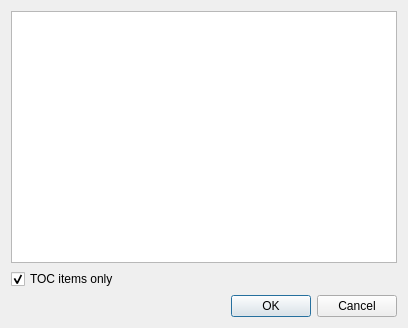
Qt form src/Sigil/Form_Files/HeadingSelector.ui (Sigil-Ebook/Sigil) before a commit.
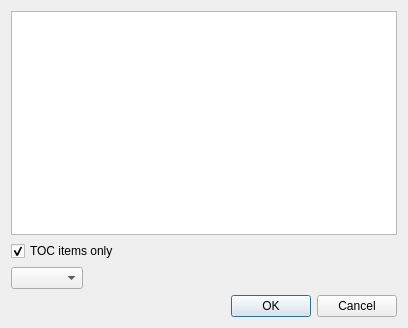
The same form after that commit.

Commit message: Apply patch for 533 and 1079: allow user to select which level(s) of <h> to include.

Patch:
```diff
--- a/src/Sigil/Form_Files/HeadingSelector.ui
+++ b/src/Sigil/Form_Files/HeadingSelector.ui
@@ -55,6 +55,25 @@
      </property>
     </widget>
    </item>
+   <item>
+    <widget class="QComboBox" name="cbTOCSetHeadingLevel">
+     <property name="sizePolicy">
+      <sizepolicy hsizetype="Fixed" vsizetype="Fixed">
+       <horstretch>0</horstretch>
+       <verstretch>0</verstretch>
+      </sizepolicy>
+     </property>
+     <property name="focusPolicy">
+      <enum>Qt::ClickFocus</enum>
+     </property>
+     <property name="toolTip">
+      <string>Select which headings are included in the TOC</string>
+     </property>
+     <property name="sizeAdjustPolicy">
+      <enum>QComboBox::AdjustToContents</enum>
+     </property>
+    </widget>
+   </item>
    <item>
     <widget class="QDialogButtonBox" name="buttonBox">
      <property name="orientation">
```
The commit also changes 3 other files.
